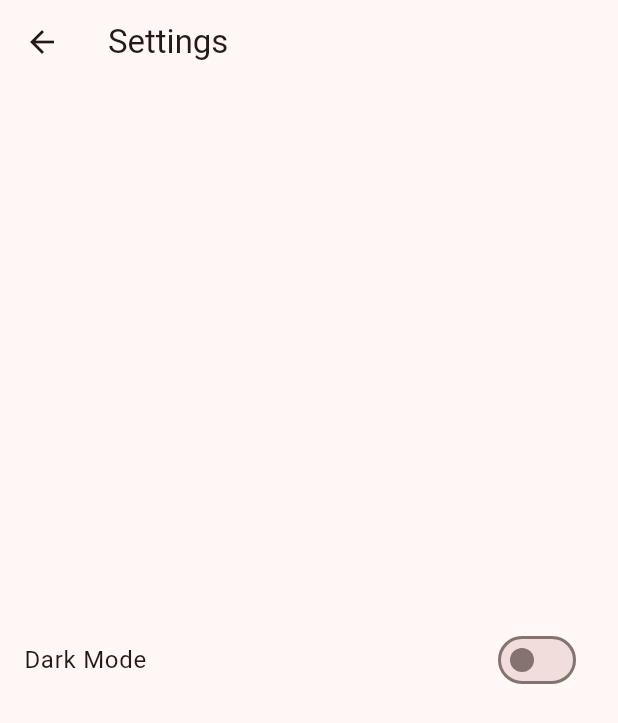
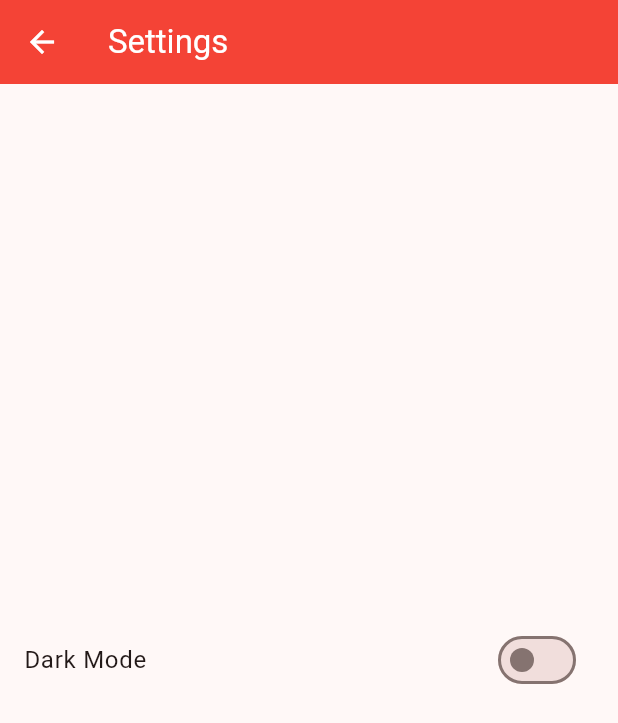
Before and after one commit to ShugKnight24/flutter_boy, a Flutter app: the screen it shows after launch, after a tap on the "settings" icon, on a phone screen of 412 x 824 dp. Shown: the top 723 px of the screen. Run offline on Flutter 3.47's test engine with Material 3 defaults, Android fonts, the phone set to English and light mode, and no system bars; our stand-ins replace flutter_riverpod, shared_preferences.

Commit message:
refactor: Update light and dark themes
- Remove `AppBar` override from `MainScreen`

```diff
--- a/lib/main.dart
+++ b/lib/main.dart
@@ -9,6 +9,26 @@ void main() {
   ));
 }
 
+final lightTheme = ThemeData(
+  colorScheme: ColorScheme.fromSeed(
+    seedColor: Colors.red,
+    brightness: Brightness.light,
+  ),
+  useMaterial3: true,
+  appBarTheme: const AppBarTheme(
+      backgroundColor: Colors.red, foregroundColor: Colors.white),
+);
+
+final darkTheme = ThemeData(
+  colorScheme: ColorScheme.fromSeed(
+    seedColor: Colors.red,
+    brightness: Brightness.dark,
+  ),
+  useMaterial3: true,
+  appBarTheme: const AppBarTheme(
+      backgroundColor: Colors.black, foregroundColor: Colors.white),
+);
+
 class MyApp extends ConsumerWidget {
   const MyApp({super.key});
 
@@ -18,11 +38,8 @@ class MyApp extends ConsumerWidget {
 
     return MaterialApp(
       title: 'Flutter Test',
-      theme: ThemeData(
-        colorScheme: ColorScheme.fromSeed(seedColor: Colors.red),
-        useMaterial3: true,
-      ),
-      darkTheme: ThemeData.dark(),
+      theme: lightTheme,
+      darkTheme: darkTheme,
       themeMode: themeMode,
       home: const MainScreen(),
     );
--- a/lib/screens/main_screen.dart
+++ b/lib/screens/main_screen.dart
@@ -28,7 +28,6 @@ class _MainScreenState extends State<MainScreen> {
   Widget build(BuildContext context) {
     return Scaffold(
       appBar: AppBar(
-        backgroundColor: Theme.of(context).colorScheme.primary,
         // TODO: Improve title to show current screen
         title: Text(_widgetOptions[_selectedIndex] is HomeScreen
             ? 'Home'
--- a/lib/screens/settings_screen.dart
+++ b/lib/screens/settings_screen.dart
@@ -2,8 +2,8 @@ import 'package:flutter/material.dart';
 import 'package:flutter_riverpod/flutter_riverpod.dart';
 import '../providers/theme_provider.dart';
 
-// TODO: Select different colors for better contrast on dark mode
-// especially for icon & text colors
+// TODO: Add additional settings
+// TODO: Add additional themes?
 class SettingsScreen extends ConsumerWidget {
   const SettingsScreen({super.key});
 
```
